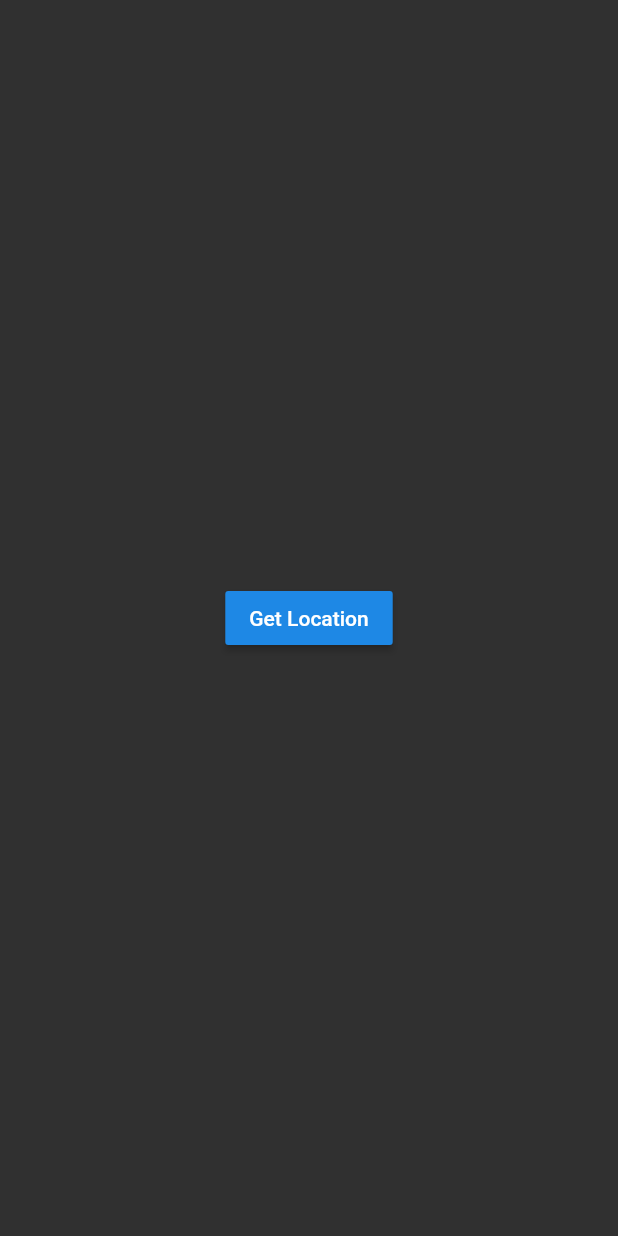
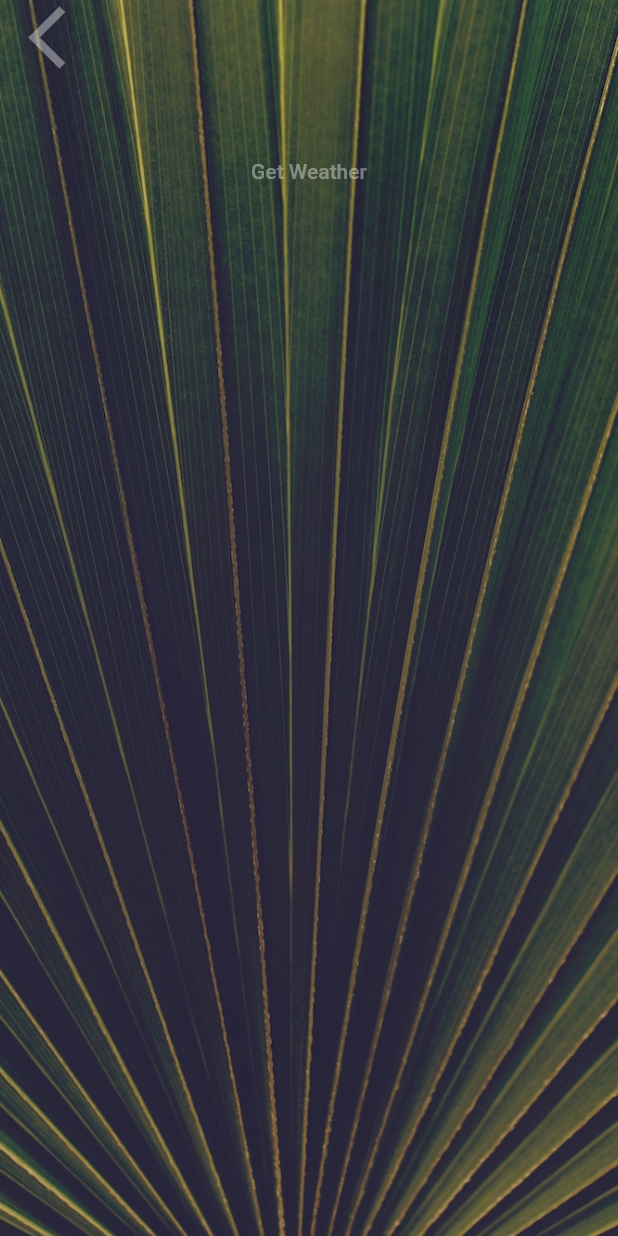
Before and after one commit to piotrek1543/Clima_Weather_App, a Flutter app: the screen it shows after launch, on a phone screen of 412 x 824 dp. Run offline on Flutter 3.47's test engine with Material 2 defaults, Android fonts, the light colour scheme and no system bars.

Commit message:
Add city_screen.dart.

```diff
--- /dev/null
+++ b/lib/city_screen.dart
@@ -0,0 +1,49 @@
+import 'package:flutter/material.dart';
+
+class CityScreen extends StatefulWidget {
+  @override
+  _CityScreenState createState() => _CityScreenState();
+}
+
+class _CityScreenState extends State<CityScreen> {
+  @override
+  Widget build(BuildContext context) {
+    return Scaffold(
+      body: Container(
+        decoration: BoxDecoration(
+          image: DecorationImage(
+            image: AssetImage('images/city_background.jpg'),
+            fit: BoxFit.cover,
+          ),
+        ),
+        constraints: BoxConstraints.expand(),
+        child: SafeArea(
+          child: Column(
+            children: <Widget>[
+              Align(
+                alignment: Alignment.topLeft,
+                child: FlatButton(
+                  onPressed: null,
+                  child: Icon(
+                    Icons.arrow_back_ios,
+                    size: 50.0,
+                  ),
+                ),
+              ),
+              Container(
+                padding: EdgeInsets.all(20.0),
+                child: null,
+              ),
+              FlatButton(
+                onPressed: null,
+                child: Text(
+                  'Get Weather',
+                ),
+              ),
+            ],
+          ),
+        ),
+      ),
+    );
+  }
+}
--- a/lib/main.dart
+++ b/lib/main.dart
@@ -1,3 +1,4 @@
+import 'package:climaweatherapp/city_screen.dart';
 import 'package:climaweatherapp/loading_screen.dart';
 import 'package:flutter/material.dart';
 
@@ -31,7 +32,7 @@ class WeatherPage extends StatelessWidget {
   Widget build(BuildContext context) {
     return MaterialApp(
       theme: ThemeData.dark(),
-      home: LoadingScreen(),
+      home: CityScreen(),
     );
   }
 }
```
